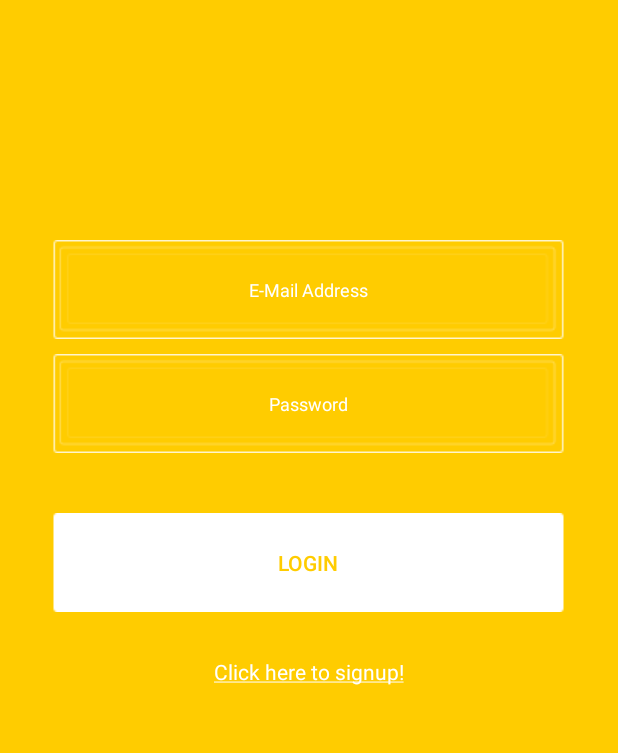
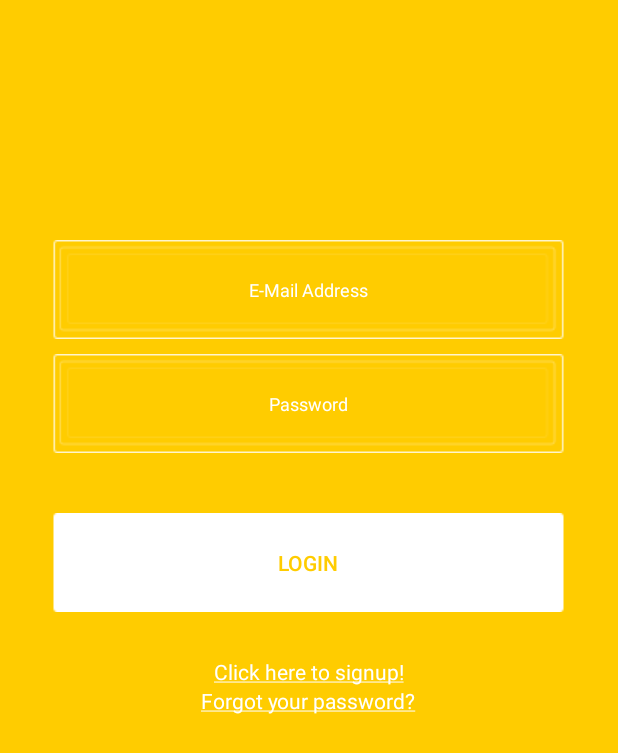
Before and after one commit to bounswe/bounswe2016group3, an Android app: the screen it shows after launch (LoginActivity), on a phone screen of 412 x 824 dp. Shown: the top 753 px of the screen. Run offline under Robolectric (Android 15) with nearby library versions, the phone set to English and light mode, and no system bars; our stand-ins replace ButterKnife; libraries missing offline, so code that uses them is left out: retrofit.client, retrofit.converter; 3 statements that could not run were skipped.

Commit message:
signup service is added

```diff
--- a/android/Eatalyze/app/src/main/java/com/cmpe451/eatalyze/activities/UserProfilePageActivity.java
+++ b/android/Eatalyze/app/src/main/java/com/cmpe451/eatalyze/activities/UserProfilePageActivity.java
@@ -1,6 +1,7 @@
 package com.cmpe451.eatalyze.activities;
 
 import android.content.Intent;
+import android.graphics.Color;
 import android.os.Bundle;
 import android.support.v7.widget.Toolbar;
 import android.view.View;
@@ -69,7 +70,7 @@ public class UserProfilePageActivity extends BaseActivity {
             public void onClick(View v) {
                 //Follow the user
                 btn_follow.setText("Following");
-                btn_follow.setBackgroundColor(R.color.blue);
+                btn_follow.setBackgroundColor(Color.BLUE);
                 //Add the users following list
 
             }
--- a/android/Eatalyze/app/src/main/java/com/cmpe451/eatalyze/request/ApiService.java
+++ b/android/Eatalyze/app/src/main/java/com/cmpe451/eatalyze/request/ApiService.java
@@ -26,6 +26,8 @@ public interface ApiService {
     @POST("/api/session/login")
     public void login(@Body LoginCredentials credentials, Callback<AccessToken> accessTokenCallback);
 
+    @POST("/api/user")
+    public void signup(@Body User user, Callback<AccessToken> accessTokenCallback);
 
     @GET("/api/session/currentUser")
     public void getCurrentUser(@Query("accessToken") AccessToken accessToken, Callback<User> userCallback);
--- a/android/Eatalyze/app/src/main/res/layout/activity_login.xml
+++ b/android/Eatalyze/app/src/main/res/layout/activity_login.xml
@@ -68,4 +68,14 @@
         android:textColor="@color/white"
         />
 
+    <TextView
+        android:id="@+id/tv_forgotPassword"
+        android:layout_width="wrap_content"
+        android:layout_height="wrap_content"
+        android:text="@string/forgot_password"
+        android:layout_centerHorizontal="true"
+        android:layout_below="@+id/tv_signup"
+        android:textColor="@color/white"
+        />
+
 </RelativeLayout>
--- a/android/Eatalyze/app/src/main/res/values/strings.xml
+++ b/android/Eatalyze/app/src/main/res/values/strings.xml
@@ -1,14 +1,19 @@
 <resources>
     <string name="app_name">Eatalyze</string>
+    <string name="base_url">http://ec2-52-57-126-127.eu-central-1.compute.amazonaws.com:8080/</string>
+
     <!--Login-->
     <string name="mail_hint">E-Mail Address</string>
     <string name="pswd">Password</string>
     <string name="lgn_btn">LOGIN</string>
     <string name="signup"><u>Click here to signup!</u></string>
+    <string name="forgot_password"><u>Forgot your password?</u></string>
+
+    <!--User Profile Page-->
     <string name="followers">Followers:</string>
     <string name="following">Following:</string>
     <string name="follow_btn">Follow</string>
     <string name="image_view_content">Profile Photo</string>
-    <string name="base_url">http://ec2-52-57-126-127.eu-central-1.compute.amazonaws.com:8080/</string>
+
 
 </resources>
```
